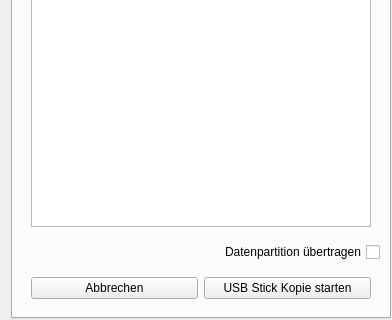
The window that usbcreator.ui (valueerrorx/life-usbcreator) describes before a commit, drawn with Qt 5; both pictures show x 0 to 392 and y 232 to 552 of the 392 by 552 pixel window.
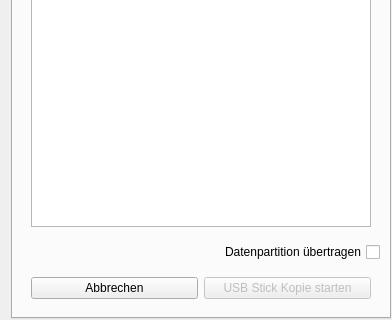
The same window after the commit. Icons and pictures are not drawn.

Commit message: disabled start button if no flashdrive is found

```diff
--- a/usbcreator.ui
+++ b/usbcreator.ui
@@ -196,6 +196,12 @@
          <layout class="QHBoxLayout" name="horizontalLayout_2">
           <item>
            <widget class="QPushButton" name="copy">
+            <property name="enabled">
+             <bool>false</bool>
+            </property>
+            <property name="layoutDirection">
+             <enum>Qt::RightToLeft</enum>
+            </property>
             <property name="text">
              <string>USB Stick Kopie starten</string>
             </property>
```
The commit also changes 1 other file.
